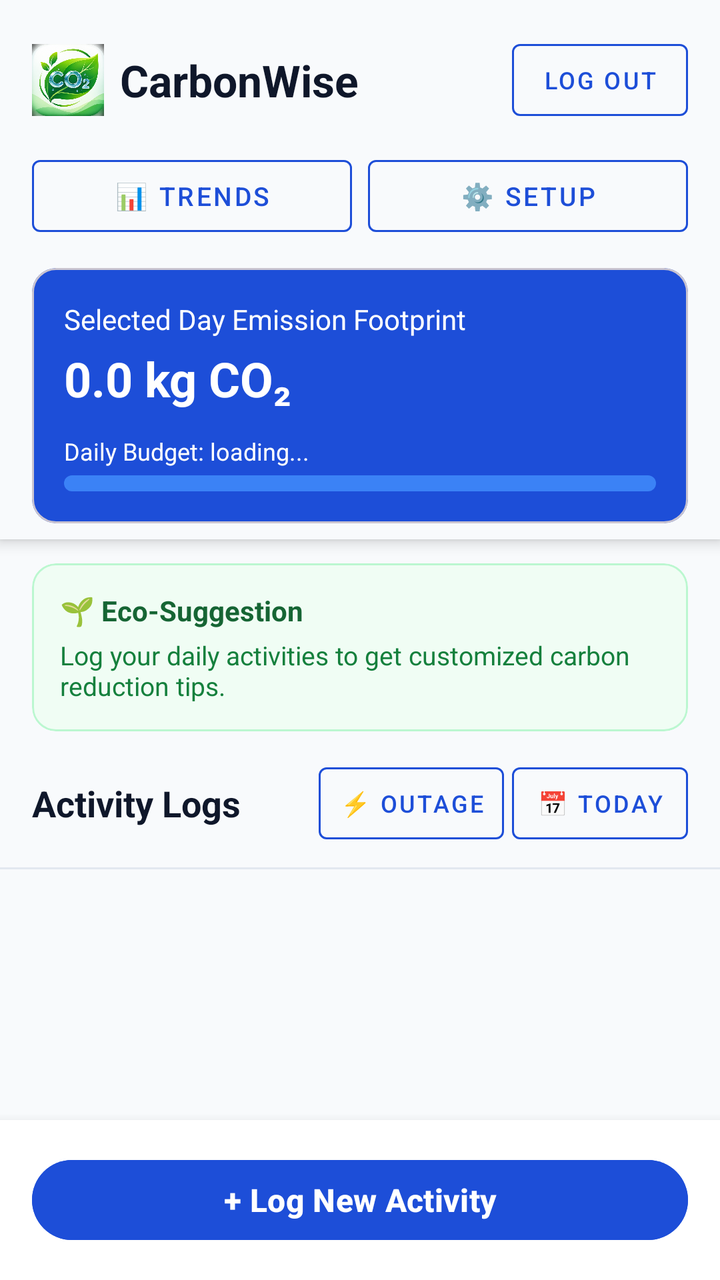
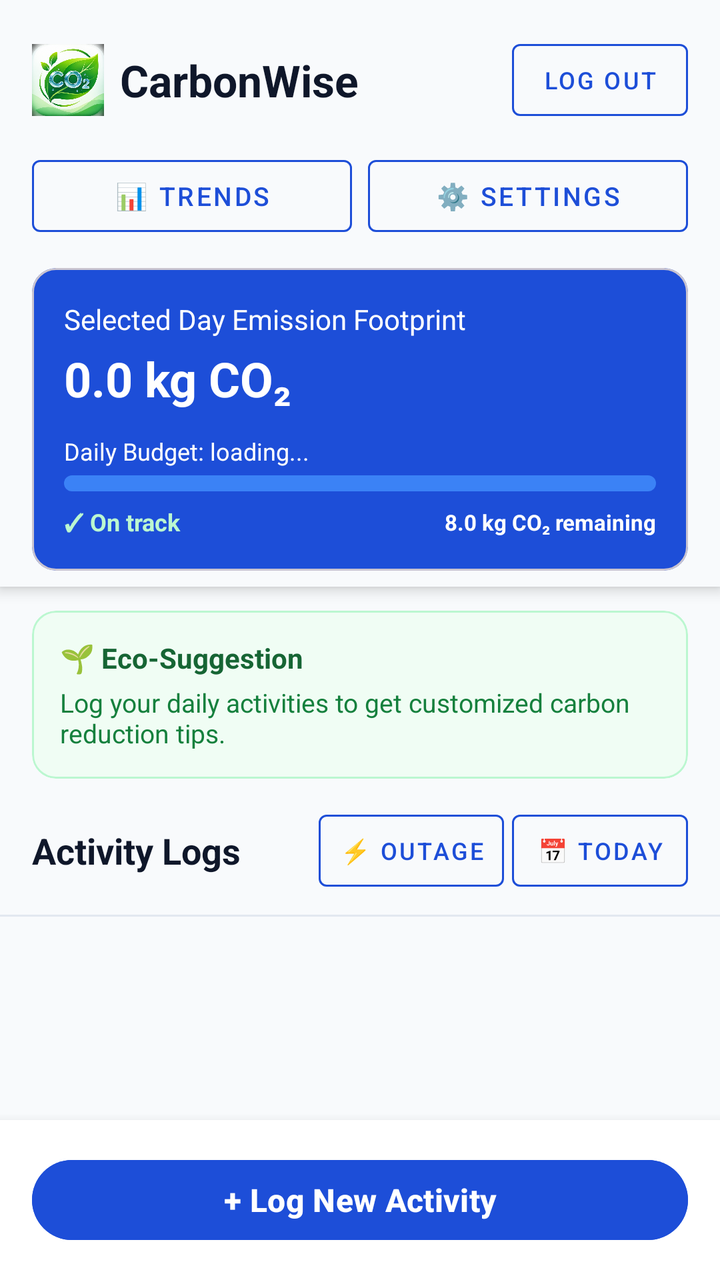

Before-and-after screenshots of an Android layout around one commit, followed by the original layout XML and the change that was made.
<!-- AndroidManifest.xml: application theme Theme.CarbonWise -->
<!-- res/layout/activity_dashboard.xml -->
<?xml version="1.0" encoding="utf-8"?>
<RelativeLayout
    xmlns:android="http://schemas.android.com/apk/res/android"
    xmlns:app="http://schemas.android.com/apk/res-auto"
    xmlns:tools="http://schemas.android.com/tools"
    android:layout_width="match_parent"
    android:layout_height="match_parent"
    android:background="@color/bg_light">

    
    <LinearLayout
        android:id="@+id/layoutFixedTop"
        android:layout_width="match_parent"
        android:layout_height="wrap_content"
        android:layout_alignParentTop="true"
        android:background="@color/bg_light"
        android:elevation="4dp"
        android:orientation="vertical"
        android:paddingHorizontal="16dp"
        android:paddingTop="16dp"
        android:paddingBottom="8dp">

        
        <RelativeLayout
            android:layout_width="match_parent"
            android:layout_height="wrap_content">

            <LinearLayout
                android:id="@+id/layoutDashboardBrand"
                android:layout_width="wrap_content"
                android:layout_height="wrap_content"
                android:layout_alignParentStart="true"
                android:layout_centerVertical="true"
                android:layout_toStartOf="@id/btnLogout"
                android:layout_marginEnd="8dp"
                android:gravity="center_vertical"
                android:orientation="horizontal">

                <ImageView
                    android:id="@+id/ivDashboardLogo"
                    android:layout_width="36dp"
                    android:layout_height="36dp"
                    android:layout_marginEnd="8dp"
                    android:contentDescription="@string/carbonwise_logo_description"
                    android:scaleType="fitCenter"
                    android:src="@drawable/carbonwise_logo" />

                <TextView
                    android:id="@+id/tvDashboardTitle"
                    android:layout_width="wrap_content"
                    android:layout_height="wrap_content"
                    android:singleLine="true"
                    android:text="@string/app_name"
                    android:textColor="#0F172A"
                    android:textSize="22sp"
                    android:textStyle="bold"
                    tools:ignore="HardcodedText" />
            </LinearLayout>

            <com.google.android.material.button.MaterialButton
                android:id="@+id/btnLogout"
                style="@style/Widget.MaterialComponents.Button.OutlinedButton"
                android:layout_width="wrap_content"
                android:layout_height="wrap_content"
                android:layout_alignParentEnd="true"
                android:minHeight="48dp"
                android:paddingHorizontal="12dp"
                android:text="Log Out"
                android:textColor="#1D4ED8"
                android:textSize="12sp"
                app:strokeColor="#1D4ED8"
                tools:ignore="HardcodedText" />
        </RelativeLayout>

        
        <LinearLayout
            android:layout_width="match_parent"
            android:layout_height="wrap_content"
            android:layout_marginTop="10dp"
            android:orientation="horizontal">

            <Button
                android:id="@+id/btnAnalytics"
                style="@style/Widget.MaterialComponents.Button.OutlinedButton"
                android:layout_width="0dp"
                android:layout_height="wrap_content"
                android:layout_weight="1"
                android:layout_marginEnd="4dp"
                android:minHeight="48dp"
                android:text="📊 Trends"
                android:textColor="#1D4ED8"
                android:textSize="13sp"
                app:strokeColor="#1D4ED8"
                tools:ignore="HardcodedText" />

            <Button
                android:id="@+id/btnSettings"
                style="@style/Widget.MaterialComponents.Button.OutlinedButton"
                android:layout_width="0dp"
                android:layout_height="wrap_content"
                android:layout_weight="1"
                android:layout_marginStart="4dp"
                android:minHeight="48dp"
                android:text="⚙️ Setup"
                android:textColor="#1D4ED8"
                android:textSize="13sp"
                app:strokeColor="#1D4ED8"
                tools:ignore="HardcodedText" />
        </LinearLayout>

        
        <com.google.android.material.card.MaterialCardView
            android:id="@+id/cardSummary"
            android:layout_width="match_parent"
            android:layout_height="wrap_content"
            android:layout_marginTop="12dp"
            app:cardBackgroundColor="#1D4ED8"
            app:cardCornerRadius="12dp"
            app:cardElevation="0dp">

            <LinearLayout
                android:layout_width="match_parent"
                android:layout_height="wrap_content"
                android:orientation="vertical"
                android:padding="16dp">

                <TextView
                    android:id="@+id/tvSummaryTitle"
                    android:layout_width="wrap_content"
                    android:layout_height="wrap_content"
                    android:text="Selected Day Emission Footprint"
                    android:textColor="#FFFFFF"
                    android:textSize="14sp"
                    tools:ignore="HardcodedText" />

                <TextView
                    android:id="@+id/tvTotalCo2"
                    android:layout_width="wrap_content"
                    android:layout_height="wrap_content"
                    android:layout_marginTop="4dp"
                    android:text="0.0 kg CO₂"
                    android:textColor="#FFFFFF"
                    android:textSize="24sp"
                    android:textStyle="bold"
                    tools:ignore="HardcodedText" />

                <TextView
                    android:id="@+id/tvBudgetStatus"
                    android:layout_width="wrap_content"
                    android:layout_height="wrap_content"
                    android:layout_marginTop="12dp"
                    android:text="Daily Budget: loading..."
                    android:textColor="#FFFFFF"
                    android:textSize="12sp"
                    tools:ignore="HardcodedText" />

                <ProgressBar
                    android:id="@+id/pbDailyBudget"
                    style="@style/Widget.AppCompat.ProgressBar.Horizontal"
                    android:layout_width="match_parent"
                    android:layout_height="8dp"
                    android:layout_marginTop="4dp"
                    android:max="100"
                    android:progress="0"
                    android:progressDrawable="@drawable/progress_bar_custom" />
            </LinearLayout>
        </com.google.android.material.card.MaterialCardView>

    </LinearLayout>

    
    <androidx.coordinatorlayout.widget.CoordinatorLayout
        android:layout_width="match_parent"
        android:layout_height="match_parent"
        android:layout_above="@+id/layoutBottomBar"
        android:layout_below="@+id/layoutFixedTop">

        <com.google.android.material.appbar.AppBarLayout
            android:id="@+id/appBarMiddle"
            android:layout_width="match_parent"
            android:layout_height="wrap_content"
            android:background="@color/bg_light"
            android:stateListAnimator="@null"
            app:elevation="0dp">

            
            <LinearLayout
                android:layout_width="match_parent"
                android:layout_height="wrap_content"
                android:orientation="vertical"
                android:paddingHorizontal="16dp"
                android:paddingTop="12dp"
                app:layout_scrollFlags="scroll">

                
                <com.google.android.material.card.MaterialCardView
                    android:id="@+id/cardSuggestion"
                    android:layout_width="match_parent"
                    android:layout_height="wrap_content"
                    app:cardBackgroundColor="#F0FDF4"
                    app:cardCornerRadius="12dp"
                    app:cardElevation="0dp"
                    app:strokeColor="#BBF7D0"
                    app:strokeWidth="1dp">

                    <LinearLayout
                        android:layout_width="match_parent"
                        android:layout_height="wrap_content"
                        android:orientation="vertical"
                        android:padding="14dp">

                        <TextView
                            android:layout_width="wrap_content"
                            android:layout_height="wrap_content"
                            android:text="🌱 Eco-Suggestion"
                            android:textColor="#166534"
                            android:textSize="14sp"
                            android:textStyle="bold"
                            tools:ignore="HardcodedText" />

                        <TextView
                            android:id="@+id/tvEcoSuggestion"
                            android:layout_width="wrap_content"
                            android:layout_height="wrap_content"
                            android:layout_marginTop="4dp"
                            android:text="Log your daily activities to get customized carbon reduction tips."
                            android:textColor="#15803D"
                            android:textSize="13sp"
                            tools:ignore="HardcodedText" />
                    </LinearLayout>
                </com.google.android.material.card.MaterialCardView>
            </LinearLayout>

            
            <LinearLayout
                android:id="@+id/layoutDateSelector"
                android:layout_width="match_parent"
                android:layout_height="wrap_content"
                android:background="@color/bg_light"
                android:gravity="center_vertical"
                android:orientation="horizontal"
                android:paddingHorizontal="16dp"
                android:paddingTop="12dp"
                android:paddingBottom="8dp">

                <TextView
                    android:id="@+id/tvRecentLogsHeader"
                    android:layout_width="0dp"
                    android:layout_height="wrap_content"
                    android:layout_weight="1"
                    android:text="Activity Logs"
                    android:textColor="#0F172A"
                    android:textSize="18sp"
                    android:textStyle="bold"
                    tools:ignore="HardcodedText" />

                <Button
                    android:id="@+id/btnReportOutage"
                    style="@style/Widget.MaterialComponents.Button.OutlinedButton"
                    android:layout_width="wrap_content"
                    android:layout_height="wrap_content"
                    android:layout_marginEnd="4dp"
                    android:minHeight="48dp"
                    android:paddingHorizontal="10dp"
                    android:text="⚡ Outage"
                    android:textColor="#1D4ED8"
                    android:textSize="12sp"
                    app:strokeColor="#1D4ED8"
                    tools:ignore="HardcodedText" />

                <Button
                    android:id="@+id/btnSelectDate"
                    style="@style/Widget.MaterialComponents.Button.OutlinedButton"
                    android:layout_width="wrap_content"
                    android:layout_height="wrap_content"
                    android:minHeight="48dp"
                    android:paddingHorizontal="10dp"
                    android:text="📅 Today"
                    android:textColor="#1D4ED8"
                    android:textSize="12sp"
                    app:strokeColor="#1D4ED8"
                    tools:ignore="HardcodedText" />
            </LinearLayout>

            
            <View
                android:layout_width="match_parent"
                android:layout_height="1dp"
                android:background="#E2E8F0" />
        </com.google.android.material.appbar.AppBarLayout>

        
        <androidx.recyclerview.widget.RecyclerView
            android:id="@+id/rvActivityLogs"
            android:layout_width="match_parent"
            android:layout_height="match_parent"
            android:clipToPadding="true"
            android:paddingHorizontal="16dp"
            android:paddingTop="8dp"
            android:paddingBottom="8dp"
            app:layout_behavior="@string/appbar_scrolling_view_behavior" />
    </androidx.coordinatorlayout.widget.CoordinatorLayout>

    
    <LinearLayout
        android:id="@+id/layoutBottomBar"
        android:layout_width="match_parent"
        android:layout_height="wrap_content"
        android:layout_alignParentBottom="true"
        android:background="#FFFFFF"
        android:elevation="8dp"
        android:padding="16dp">

        <Button
            android:id="@+id/btnLogActivity"
            android:layout_width="match_parent"
            android:layout_height="wrap_content"
            android:backgroundTint="#1D4ED8"
            android:minHeight="48dp"
            android:text="+ Log New Activity"
            android:textColor="#FFFFFF"
            android:textSize="16sp"
            android:textStyle="bold"
            tools:ignore="HardcodedText" />
    </LinearLayout>

</RelativeLayout>
<!-- resources referenced by this layout -->
<resources>
  <color name="bg_light">#F8FAFC</color>
  <!-- drawable carbonwise_logo: png bitmap (drawable-nodpi, 305637 bytes) -->
  <!-- drawable progress_bar_custom (drawable) -->
  <?xml version="1.0" encoding="utf-8"?>
  <layer-list xmlns:android="http://schemas.android.com/apk/res/android">
      <item android:id="@android:id/background">
          <shape>
              <corners android:radius="4dp" />
              <solid android:color="#3B82F6" />
          </shape>
      </item>
      <item android:id="@android:id/progress">
          <clip>
              <shape>
                  <corners android:radius="4dp" />
                  <solid android:color="#38BDF8" />
              </shape>
          </clip>
      </item>
  </layer-list>
  <string name="app_name">CarbonWise</string>
  <string name="carbonwise_logo_description">CarbonWise leaf and CO2 logo</string>
  <style name="Theme.CarbonWise" parent="Base.Theme.CarbonWise" />
  <style name="Base.Theme.CarbonWise" parent="Theme.Material3.DayNight.NoActionBar">
          
          <item name="colorPrimary">@color/primary_blue</item>
          <item name="colorOnPrimary">@color/white</item>
          <item name="colorPrimaryVariant">@color/primary_dark_blue</item>
          <item name="colorSecondary">@color/blue_accent</item>
  
          
          <item name="android:statusBarColor">@color/primary_dark_blue</item>
          <item name="android:windowLightStatusBar">false</item>
      </style>
  <color name="primary_blue">#1976D2</color>
  <color name="white">#FFFFFF</color>
  <color name="primary_dark_blue">#0D47A1</color>
  <color name="blue_accent">#0288D1</color>
</resources>

<!-- the commit's change to res/layout/activity_dashboard.xml (unified diff, before → after) -->
@@ -101,7 +101,7 @@
                 android:layout_weight="1"
                 android:layout_marginStart="4dp"
                 android:minHeight="48dp"
-                android:text="⚙️ Setup"
+                android:text="⚙️ Settings"
                 android:textColor="#1D4ED8"
                 android:textSize="13sp"
                 app:strokeColor="#1D4ED8"
@@ -163,6 +163,36 @@
                     android:max="100"
                     android:progress="0"
                     android:progressDrawable="@drawable/progress_bar_custom" />
+
+                <LinearLayout
+                    android:layout_width="match_parent"
+                    android:layout_height="wrap_content"
+                    android:layout_marginTop="7dp"
+                    android:gravity="center_vertical"
+                    android:orientation="horizontal">
+
+                    <TextView
+                        android:id="@+id/tvBudgetState"
+                        android:layout_width="0dp"
+                        android:layout_height="wrap_content"
+                        android:layout_weight="1"
+                        android:text="✓ On track"
+                        android:textColor="#BBF7D0"
+                        android:textSize="12sp"
+                        android:textStyle="bold"
+                        tools:ignore="HardcodedText" />
+
+                    <TextView
+                        android:id="@+id/tvBudgetRemaining"
+                        android:layout_width="wrap_content"
+                        android:layout_height="wrap_content"
+                        android:gravity="end"
+                        android:text="8.0 kg CO₂ remaining"
+                        android:textColor="#FFFFFF"
+                        android:textSize="11sp"
+                        android:textStyle="bold"
+                        tools:ignore="HardcodedText" />
+                </LinearLayout>
             </LinearLayout>
         </com.google.android.material.card.MaterialCardView>
 
